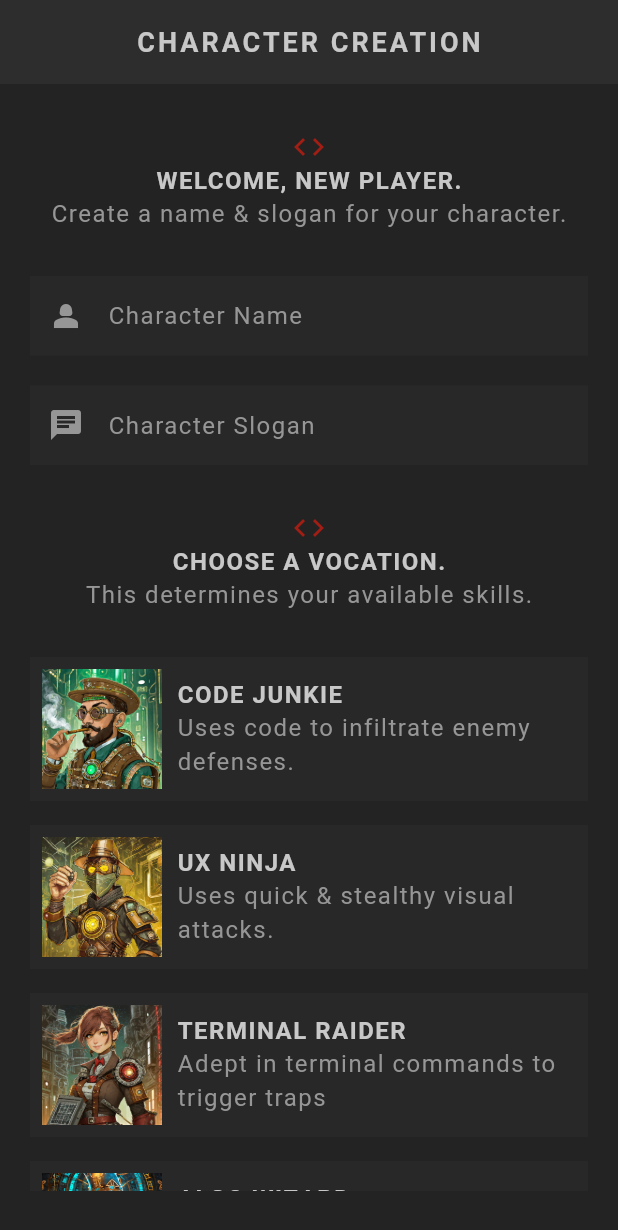
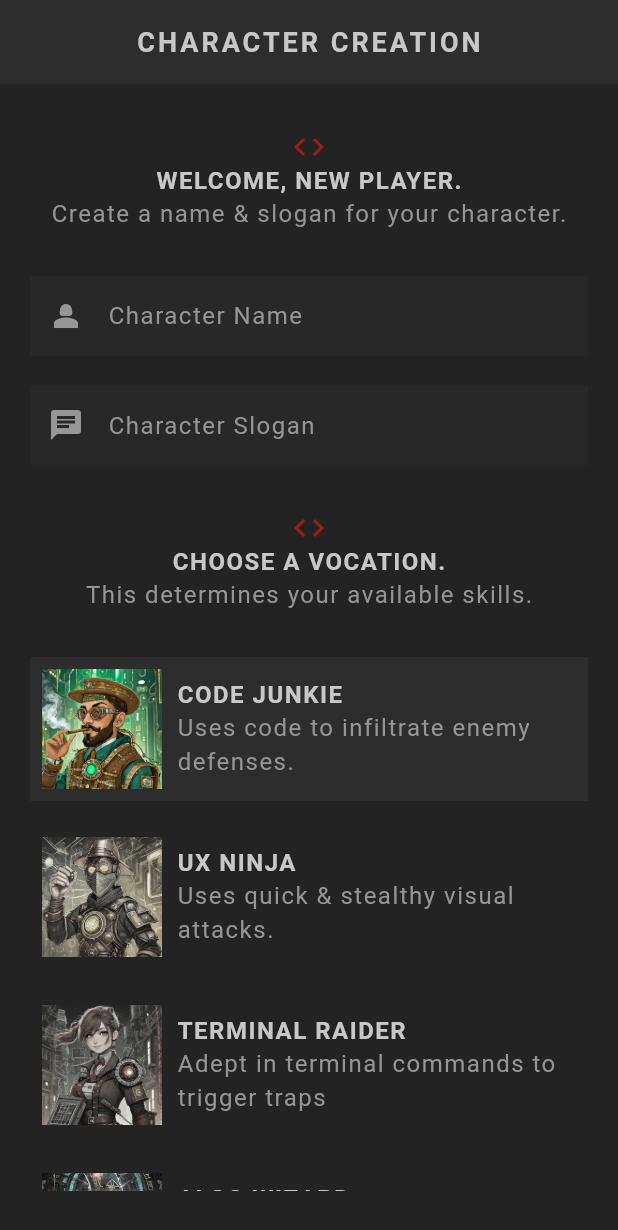
Before and after one commit to hoybrett99/LearningFlutter-PT2, a Flutter app: the screen it shows after launch, on a phone screen of 412 x 824 dp. Shown: the top 1230 px of the screen. Run offline on Flutter 3.47's test engine with Material 3 defaults, Android fonts, the phone set to English and light mode, and no system bars; our stand-ins replace google_fonts; Roboto replaces fonts that are missing (Kanit).

Commit message:
On tap feature implemented

```diff
--- a/lib/screens/create/create.dart
+++ b/lib/screens/create/create.dart
@@ -1,4 +1,5 @@
 import 'package:flutter/material.dart';
+import 'package:flutter/semantics.dart';
 import 'package:flutter_rpg/models/vocation.dart';
 import 'package:flutter_rpg/screens/create/vocation_card.dart';
 import 'package:flutter_rpg/shared/styled_button.dart';
@@ -24,6 +25,16 @@ class _CreateState extends State<Create> {
     _nameController.dispose();
     super.dispose();
   }
+
+  // handling vocation selection
+  Vocation selectedVocation = Vocation.junkie;
+
+  void updateVocation(Vocation vocation){
+    setState(() {
+      selectedVocation = vocation;
+    });
+  }
+
 
   // submit handler
   void handleSubmit() {
@@ -103,16 +114,24 @@ class _CreateState extends State<Create> {
               const SizedBox(height: 30,),
 
               // vocation cards
-              const VocationCard(
+              VocationCard(
+                selected: selectedVocation == Vocation.junkie,
+                onTap: updateVocation,
                 vocation: Vocation.junkie
                 ),
-                const VocationCard(
+                VocationCard(
+                  selected: selectedVocation == Vocation.ninja,
+                  onTap: updateVocation,
                 vocation: Vocation.ninja
                 ),
-                const VocationCard(
+                VocationCard(
+                  selected: selectedVocation == Vocation.raider,
+                  onTap: updateVocation,
                 vocation: Vocation.raider
                 ),
-                const VocationCard(
+                VocationCard(
+                  selected: selectedVocation == Vocation.wizard,
+                  onTap: updateVocation,
                 vocation: Vocation.wizard
                 ),
 
--- a/lib/screens/create/vocation_card.dart
+++ b/lib/screens/create/vocation_card.dart
@@ -1,22 +1,28 @@
 import 'package:flutter/material.dart';
 import 'package:flutter_rpg/models/vocation.dart';
 import 'package:flutter_rpg/shared/styled_text.dart';
+import 'package:flutter_rpg/theme.dart';
 
 class VocationCard extends StatelessWidget {
   const VocationCard({
     super.key,
     required this.vocation,
+    required this.onTap,
+    required this.selected,
     });
 
     final Vocation vocation;
+    final void Function(Vocation) onTap;
+    final bool selected;
 
   @override
   Widget build(BuildContext context) {
     return GestureDetector(
       onTap: () {
-        print(vocation.title);
+        onTap(vocation);
       },
       child: Card(
+        color: selected ? AppColors.secondaryColor:Colors.transparent,
         child: Padding(
           padding: const EdgeInsets.all(8),
           child: Row(
@@ -26,6 +32,7 @@ class VocationCard extends StatelessWidget {
               Image.asset('assets/vocations/${vocation.image}',
               width: 80,
               colorBlendMode: BlendMode.color,
+              color: !selected ? Colors.black.withOpacity(0.8) : Colors.transparent,
               ),
               const SizedBox(width: 10,),
 
```
